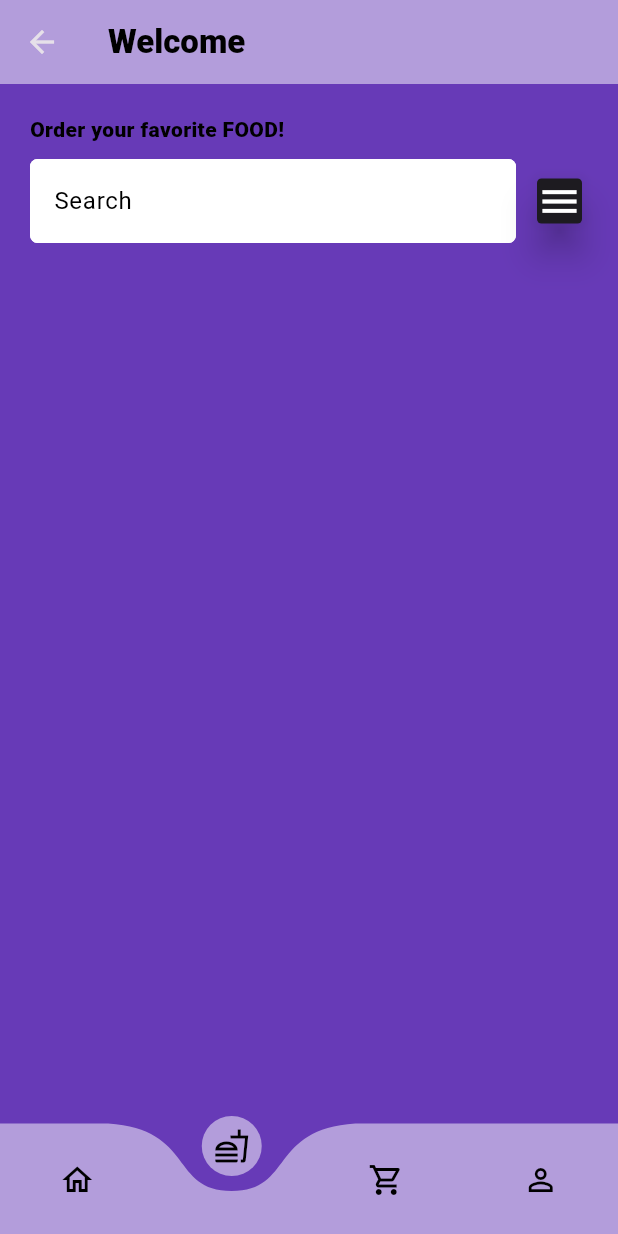
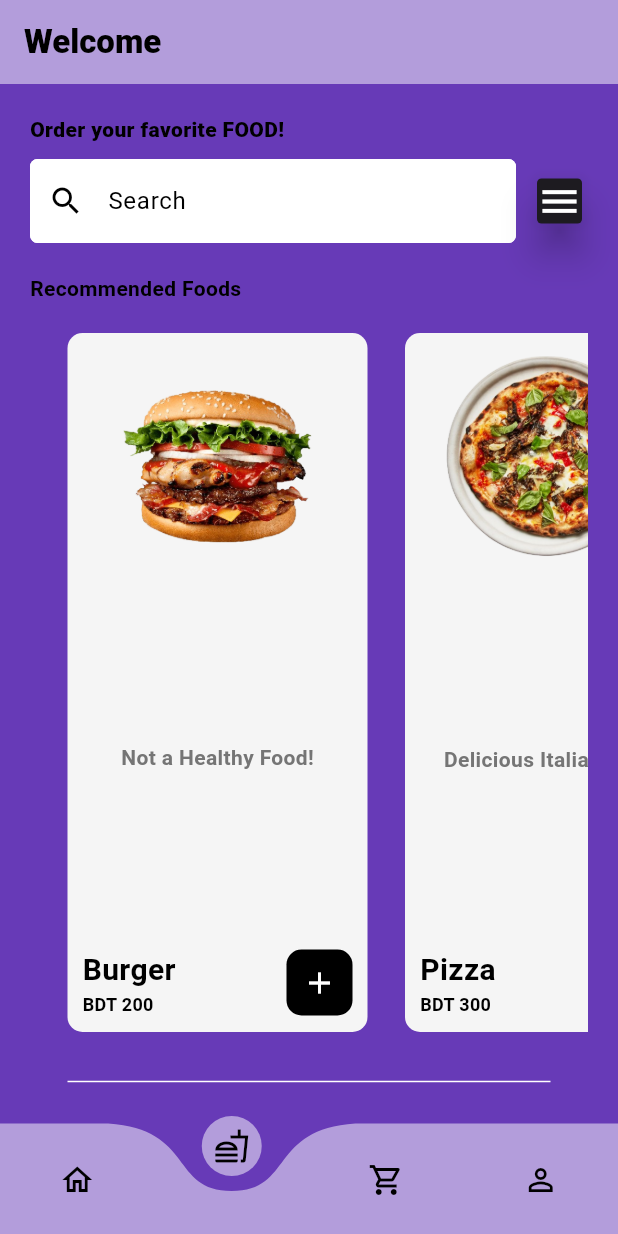
Before and after one commit to ArunRoy404/Canteen_App_Flutter_Project, a Flutter app: the HomePage screen opened directly, item 2 of the bottom bar chosen, on a phone screen of 412 x 824 dp. Run offline on Flutter 3.47's test engine with Material 3 defaults, Android fonts, the phone set to English and light mode, and no system bars; drawn by our look-alikes of curved_navigation_bar; our stand-ins replace flutter_bloc, fpdart, supabase_flutter; accounts and stored records are empty.

Commit message:
Home_Page ui done

```diff
--- a/canteen_app/analysis_options.yaml
+++ b/canteen_app/analysis_options.yaml
@@ -9,6 +9,7 @@
 # packages, and plugins designed to encourage good coding practices.
 analyzer:
   errors:
+    must_be_immutable: ignore
     prefer_const_literals_to_create_immutables: ignore
 include: package:flutter_lints/flutter.yaml
 
--- a/canteen_app/lib/features/presentation/pages/home_page.dart
+++ b/canteen_app/lib/features/presentation/pages/home_page.dart
@@ -1,8 +1,11 @@
 import 'package:canteen_app/core/theme/pallet.dart';
 import 'package:canteen_app/features/presentation/widgets/auth_field.dart';
 import 'package:canteen_app/features/presentation/widgets/auth_gradient_button.dart';
+import 'package:canteen_app/features/presentation/widgets/food_tiles.dart';
+import 'package:canteen_app/models/food.dart';
 import 'package:curved_navigation_bar/curved_navigation_bar.dart';
 import 'package:flutter/material.dart';
+import 'package:flutter/rendering.dart';
 
 class HomePage extends StatefulWidget {
   const HomePage({super.key});
@@ -13,7 +16,6 @@ class HomePage extends StatefulWidget {
 
 class _HomePageState extends State<HomePage> {
   final searchcontroller = TextEditingController();
-  int _selectedIndex = 0;
 
   @override
   void dispose() {
@@ -21,10 +23,31 @@ class _HomePageState extends State<HomePage> {
     super.dispose();
   }
 
-  void _onItemTapped(int index) {
-    setState(() {
-      _selectedIndex = index;
-    });
+  Future<List<Food>> fetchFoods() async {
+    // Simulating network request with a delay
+    await Future.delayed(const Duration(seconds: 2));
+    // Here, you would normally fetch data from an API or database
+    // For this example, we are returning a hardcoded list of foods
+    return [
+      Food(
+        name: 'Burger',
+        price: '200',
+        imagepath: 'lib/images/burger.png',
+        description: 'Not a Healthy Food!',
+      ),
+      Food(
+        name: 'Pizza',
+        price: '300',
+        imagepath: 'lib/images/pizza.png',
+        description: 'Delicious Italian Pizza!',
+      ),
+      Food(
+        name: 'Pasta',
+        price: '250',
+        imagepath: 'lib/images/pasta.png',
+        description: 'Tasty Pasta!',
+      ),
+    ];
   }
 
   @override
@@ -53,20 +76,17 @@ class _HomePageState extends State<HomePage> {
                 fontWeight: FontWeight.w900,
               ),
             ),
-              const SizedBox(
-                height: 10,
-              ),
+            const SizedBox(height: 10),
             Row(
               children: [
                 Expanded(
                   child: AuthField(
                     hintText: 'Search',
                     controller: searchcontroller,
+                    icon: const Icon(Icons.search),
                   ),
                 ),
-                  const SizedBox(
-                      width:
-                          10), // Adds some space between the text field and the icon
+                const SizedBox(width: 10),
                 Card(
                   elevation: 10,
                   shape: RoundedRectangleBorder(
@@ -79,6 +99,46 @@ class _HomePageState extends State<HomePage> {
                   ),
                 ),
               ],
+            ),
+            const SizedBox(height: 20),
+            const Text(
+              'Recommended Foods',
+              style: TextStyle(
+                color: Colors.black,
+                fontWeight: FontWeight.bold,
+              ),
+            ),
+            const SizedBox(height: 20),
+            Expanded(
+              child: FutureBuilder<List<Food>>(
+                future: fetchFoods(),
+                builder: (context, snapshot) {
+                  if (snapshot.connectionState == ConnectionState.waiting) {
+                    return const Center(child: CircularProgressIndicator());
+                  } else if (snapshot.hasError) {
+                    return const Center(child: Text('Error fetching data'));
+                  } else if (!snapshot.hasData || snapshot.data!.isEmpty) {
+                    return const Center(child: Text('No food items available'));
+                  } else {
+                    final foods = snapshot.data!;
+                    return ListView.builder(
+                      scrollDirection: Axis.horizontal,
+                      itemCount: foods.length,
+                      itemBuilder: (context, index) {
+                        return FoodTiles(food: foods[index]);
+                      },
+                    );
+                  }
+                },
+              ),
+            ),
+            const Padding(
+              padding: EdgeInsets.only(
+                top: 25,
+                left: 25,
+                right: 25,
+              ),
+              child: Divider(color: Colors.white),
             ),
           ],
         ),
@@ -101,7 +161,6 @@ class _HomePageState extends State<HomePage> {
             Icons.shopping_cart_outlined,
             semanticLabel: 'Cart',
             color: AppPallete.blackColor,
-              // ignore: prefer_const_constructors
           ),
           const Icon(
             Icons.person_outline,
@@ -109,6 +168,7 @@ class _HomePageState extends State<HomePage> {
             color: AppPallete.blackColor,
           ),
         ],
-        ));
+      ),
+    );
   }
 }
--- a/canteen_app/lib/features/presentation/pages/sign_in_page.dart
+++ b/canteen_app/lib/features/presentation/pages/sign_in_page.dart
@@ -48,6 +48,7 @@ class _SignInPageState extends State<SignInPage> {
               AuthField(
                 hintText: "Email",
                 controller: emailController,
+                icon: const Icon(Icons.email_outlined),
               ),
               const SizedBox(
                 height: 10,
@@ -56,6 +57,7 @@ class _SignInPageState extends State<SignInPage> {
                 hintText: "Password",
                 controller: passController,
                 isObsecureText: true,
+                icon: const Icon(Icons.password_outlined),
               ),
               const SizedBox(
                 height: 10,
--- a/canteen_app/lib/features/presentation/pages/sign_up_page.dart
+++ b/canteen_app/lib/features/presentation/pages/sign_up_page.dart
@@ -53,6 +53,7 @@ class _SignUpPageState extends State<SignUpPage> {
                   AuthField(
                     hintText: "Name",
                     controller: nameController,
+                    icon: const Icon(Icons.person_2_outlined),
                   ),
                   const SizedBox(
                     height: 10,
@@ -60,6 +61,7 @@ class _SignUpPageState extends State<SignUpPage> {
                   AuthField(
                     hintText: "Email",
                     controller: emailController,
+                    icon: const Icon(Icons.email_outlined),
                   ),
                   const SizedBox(
                     height: 10,
@@ -68,6 +70,7 @@ class _SignUpPageState extends State<SignUpPage> {
                     hintText: "Password",
                     controller: passController,
                     isObsecureText: true,
+                    icon: const Icon(Icons.password_outlined),
                   ),
                   const SizedBox(
                     height: 10,
--- a/canteen_app/lib/features/presentation/widgets/auth_field.dart
+++ b/canteen_app/lib/features/presentation/widgets/auth_field.dart
@@ -6,12 +6,14 @@ class AuthField extends StatelessWidget {
   final TextEditingController controller;
   final bool isObsecureText;
   final Color fillColor;
+  final Icon? icon;
   const AuthField({
     super.key,
     required this.hintText,
     required this.controller,
     this.isObsecureText = false,
     this.fillColor = AppPallete.whiteColor,
+    this.icon,
   });
 
   @override
@@ -35,6 +37,8 @@ class AuthField extends StatelessWidget {
           hintText: hintText,
           fillColor: fillColor,
           filled: true,
+          prefixIcon: icon,
+          prefixIconColor: AppPallete.blackColor,
           errorStyle: const TextStyle(
             color: Colors.red,
             fontWeight: FontWeight.bold,
--- /dev/null
+++ b/canteen_app/lib/features/presentation/widgets/food_tiles.dart
@@ -0,0 +1,80 @@
+import 'package:canteen_app/core/theme/pallet.dart';
+import 'package:canteen_app/models/food.dart';
+import 'package:flutter/material.dart';
+
+class FoodTiles extends StatelessWidget {
+  Food food;
+  FoodTiles({super.key, required this.food});
+
+  @override
+  Widget build(BuildContext context) {
+    return Container(
+      margin: const EdgeInsets.only(left: 25),
+      width: 200,
+      decoration: BoxDecoration(
+        color: Colors.grey[100],
+        borderRadius: BorderRadius.circular(10),
+      ),
+      child: Column(
+        mainAxisAlignment: MainAxisAlignment.spaceBetween,
+        children: [
+          Padding(
+            padding: const EdgeInsets.all(15),
+            child: ClipRRect(
+              borderRadius: BorderRadius.circular(12),
+              child: Image.asset(food.imagepath),
+            ),
+          ),
+          Text(
+            food.description,
+            style: TextStyle(
+              color: Colors.grey[600],
+              fontWeight: FontWeight.bold,
+            ),
+          ),
+          Padding(
+            padding: const EdgeInsets.all(10),
+            child: Row(
+              mainAxisAlignment: MainAxisAlignment.spaceBetween,
+              children: [
+                Column(
+                  crossAxisAlignment: CrossAxisAlignment.start,
+                  children: [
+                    Text(
+                      food.name,
+                      style: const TextStyle(
+                        color: AppPallete.blackColor,
+                        fontWeight: FontWeight.bold,
+                        fontSize: 20,
+                      ),
+                    ),
+                    Text(
+                      // ignore: prefer_interpolation_to_compose_strings
+                      'BDT '+food.price,
+                      style: const TextStyle(
+                        color: AppPallete.blackColor,
+                        fontWeight: FontWeight.bold,
+                        fontSize: 12,
+                      ),
+                    ),
+                  ],
+                ),
+                Container(
+                  padding: const EdgeInsets.all(10),
+                  decoration: const BoxDecoration(
+                      color: AppPallete.blackColor,
+                      borderRadius: BorderRadius.all(
+                       Radius.circular(10),
+                      )),
+                  child: const Icon(
+                    Icons.add_outlined,
+                  ),
+                ),
+              ],
+            ),
+          )
+        ],
+      ),
+    );
+  }
+}
--- a/canteen_app/lib/main.dart
+++ b/canteen_app/lib/main.dart
@@ -45,7 +45,7 @@ class MyApp extends StatelessWidget {
       debugShowCheckedModeBanner: false,
       title: 'Canteen App',
       theme: AppTheme.lightThemeMode,
-      home: const SignUpPage(),
+      home: const HomePage(),
     );
   }
 }
--- /dev/null
+++ b/canteen_app/lib/models/food.dart
@@ -0,0 +1,14 @@
+
+class Food {
+  final String name;
+  final String price;
+  final String imagepath;
+  final String description;
+
+  Food({
+    required this.name,
+    required this.price,
+    required this.imagepath,
+    required this.description,
+  });
+}
--- a/canteen_app/pubspec.yaml
+++ b/canteen_app/pubspec.yaml
@@ -65,8 +65,8 @@ flutter:
   uses-material-design: true
 
   # To add assets to your application, add an assets section, like this:
-  # assets:
-  #   - images/a_dot_burr.jpeg
+  assets:
+    - lib/images/
   #   - images/a_dot_ham.jpeg
 
   # An image asset can refer to one or more resolution-specific "variants", see
```
Also changed, not shown: canteen_app/lib/images/burger.png (added), canteen_app/lib/images/pasta.png (added), canteen_app/lib/images/pizza.png (added). Lines whose indentation alone changed are shown as unchanged.
